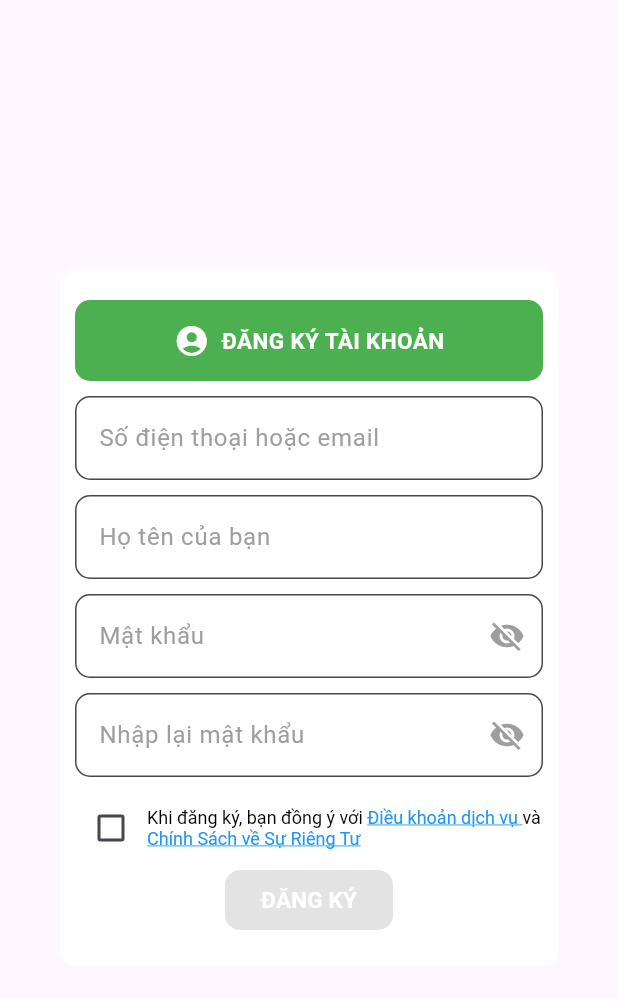
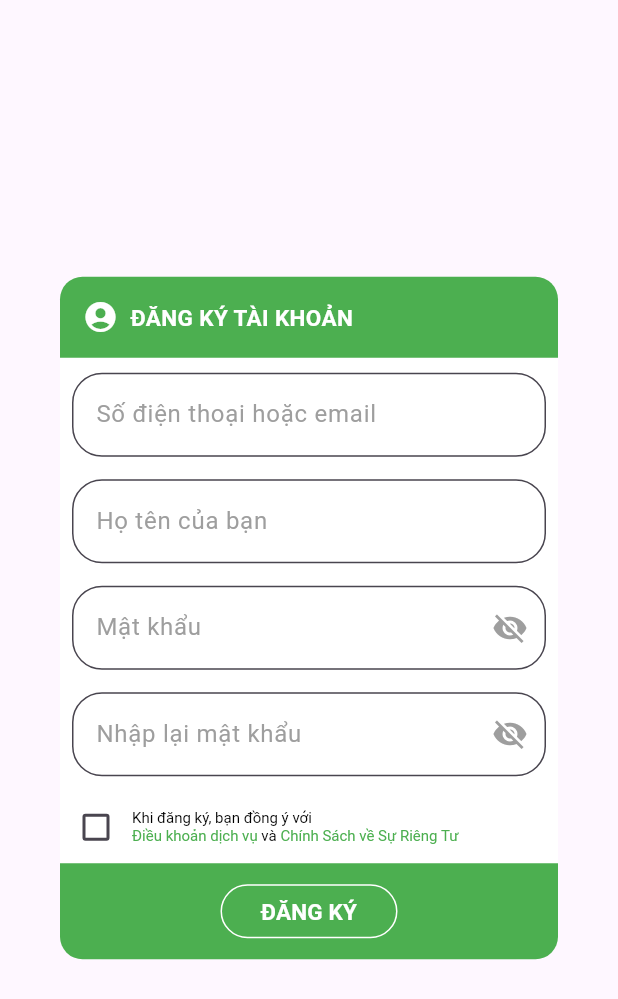
Before and after one commit to Thien1703/DATN1, a Flutter app: the RegisterPopup widget shown alone on an empty page, opened directly, on a phone screen of 412 x 824 dp. Shown: the top 999 px of the screen. Run offline on Flutter 3.47's test engine with Material 3 defaults, Android fonts, the phone set to English and light mode, and no system bars; our stand-ins replace carousel_slider, smooth_page_indicator.

Commit message:
fix register popup 1

```diff
--- /dev/null
+++ b/devtools_options.yaml
@@ -0,0 +1,3 @@
+description: This file stores settings for Dart & Flutter DevTools.
+documentation: https://docs.flutter.dev/tools/devtools/extensions#configure-extension-enablement-states
+extensions:
--- a/lib/main.dart
+++ b/lib/main.dart
@@ -38,19 +38,24 @@ class _SplashScreenState extends State<SplashScreen> {
 
   @override
   Widget build(BuildContext context) {
-    return const Scaffold(
+    return Scaffold(
       backgroundColor: Colors.green,
       body: Center(
         child: Column(
           mainAxisAlignment: MainAxisAlignment.center,
           children: <Widget>[
-            Icon(
-              Icons.health_and_safety,
-              color: Colors.white,
-              size: 100.0,
+            // Icon(
+            //   Icons.health_and_safety,
+            //   color: Colors.white,
+            //   size: 100.0,
+            // ),
+            Image.asset(
+              'assets/images/logo_128.png',
+              width: 128,
+              height: 128,
             ),
-            SizedBox(height: 20.0),
-            Text(
+            const SizedBox(height: 20.0),
+            const Text(
               'Your Health Is Our Priority',
               style: TextStyle(
                 fontSize: 24.0,
--- a/lib/src/screens/Auth/register_popup.dart
+++ b/lib/src/screens/Auth/register_popup.dart
@@ -1,15 +1,18 @@
 import 'package:flutter/material.dart';
 
 class RegisterPopup extends StatefulWidget {
+  const RegisterPopup({super.key});
+
   @override
   _RegisterPopupState createState() => _RegisterPopupState();
 }
 
 class _RegisterPopupState extends State<RegisterPopup> {
-  TextEditingController _phoneEmailController = TextEditingController();
-  TextEditingController _nameController = TextEditingController();
-  TextEditingController _passwordController = TextEditingController();
-  TextEditingController _confirmPasswordController = TextEditingController();
+  final TextEditingController _phoneEmailController = TextEditingController();
+  final TextEditingController _nameController = TextEditingController();
+  final TextEditingController _passwordController = TextEditingController();
+  final TextEditingController _confirmPasswordController =
+      TextEditingController();
   bool _obscurePassword = true;
   bool _obscureConfirmPassword = true;
   bool _agreeTerms = false;
@@ -18,10 +21,10 @@ class _RegisterPopupState extends State<RegisterPopup> {
   Widget build(BuildContext context) {
     return Dialog(
       child: Container(
-        padding: EdgeInsets.fromLTRB(10, 20, 10, 20),
+        // padding: EdgeInsets.fromLTRB(10, 10, 10, 10),
         decoration: BoxDecoration(
           color: Colors.white,
-          borderRadius: BorderRadius.circular(10),
+          borderRadius: BorderRadius.circular(15),
         ),
         child: Column(
           mainAxisSize: MainAxisSize.min,
@@ -29,19 +32,22 @@ class _RegisterPopupState extends State<RegisterPopup> {
             Container(
               decoration: BoxDecoration(
                 color: Colors.green,
-                borderRadius: BorderRadius.circular(10),
+                borderRadius: BorderRadius.only(
+                  topLeft: Radius.circular(15),
+                  topRight: Radius.circular(15),
+                ),
               ),
               padding: const EdgeInsets.all(15),
               child: const Column(
                 children: [
                   Row(
-                    mainAxisAlignment: MainAxisAlignment.center,
+                    mainAxisAlignment: MainAxisAlignment.start,
                     children: [
                       Icon(Icons.account_circle, color: Colors.white),
                       SizedBox(width: 8),
                       Text(
                         'ĐĂNG KÝ TÀI KHOẢN',
-                        style: const TextStyle(
+                        style: TextStyle(
                           color: Colors.white,
                           fontSize: 15,
                           fontWeight: FontWeight.bold,
@@ -53,7 +59,9 @@ class _RegisterPopupState extends State<RegisterPopup> {
               ),
             ),
             const SizedBox(height: 10),
-            TextField(
+            Padding(
+              padding: const EdgeInsets.symmetric(horizontal: 8.0),
+              child: TextField(
                 controller: _phoneEmailController,
                 decoration: InputDecoration(
                   fillColor: Colors.white,
@@ -61,13 +69,16 @@ class _RegisterPopupState extends State<RegisterPopup> {
                   labelText: 'Số điện thoại hoặc email',
                   labelStyle: const TextStyle(color: Colors.grey),
                   border: OutlineInputBorder(
-                  borderRadius: BorderRadius.circular(10),
+                    borderRadius: BorderRadius.circular(20),
                     borderSide: const BorderSide(color: Colors.grey),
                   ),
                 ),
               ),
-            const SizedBox(height: 10),
-            TextField(
+            ),
+            const SizedBox(height: 15),
+            Padding(
+              padding: const EdgeInsets.symmetric(horizontal: 8.0),
+              child: TextField(
                 controller: _nameController,
                 decoration: InputDecoration(
                   fillColor: Colors.white,
@@ -75,13 +86,16 @@ class _RegisterPopupState extends State<RegisterPopup> {
                   labelText: 'Họ tên của bạn',
                   labelStyle: const TextStyle(color: Colors.grey),
                   border: OutlineInputBorder(
-                  borderRadius: BorderRadius.circular(10),
+                    borderRadius: BorderRadius.circular(20),
                     borderSide: const BorderSide(color: Colors.grey),
                   ),
                 ),
               ),
-            const SizedBox(height: 10),
-            TextField(
+            ),
+            const SizedBox(height: 15),
+            Padding(
+              padding: const EdgeInsets.symmetric(horizontal: 8.0),
+              child: TextField(
                 controller: _passwordController,
                 obscureText: _obscurePassword,
                 decoration: InputDecoration(
@@ -91,7 +105,9 @@ class _RegisterPopupState extends State<RegisterPopup> {
                   labelStyle: const TextStyle(color: Colors.grey),
                   suffixIcon: IconButton(
                     icon: Icon(
-                    _obscurePassword ? Icons.visibility_off : Icons.visibility,
+                      _obscurePassword
+                          ? Icons.visibility_off
+                          : Icons.visibility,
                       color: Colors.grey,
                     ),
                     onPressed: () {
@@ -101,13 +117,16 @@ class _RegisterPopupState extends State<RegisterPopup> {
                     },
                   ),
                   border: OutlineInputBorder(
-                  borderRadius: BorderRadius.circular(10),
+                    borderRadius: BorderRadius.circular(20),
                     borderSide: const BorderSide(color: Colors.grey),
                   ),
                 ),
               ),
-            const SizedBox(height: 10),
-            TextField(
+            ),
+            const SizedBox(height: 15),
+            Padding(
+              padding: const EdgeInsets.symmetric(horizontal: 8.0),
+              child: TextField(
                 controller: _confirmPasswordController,
                 obscureText: _obscureConfirmPassword,
                 decoration: InputDecoration(
@@ -129,8 +148,9 @@ class _RegisterPopupState extends State<RegisterPopup> {
                     },
                   ),
                   border: OutlineInputBorder(
-                  borderRadius: BorderRadius.circular(10),
+                    borderRadius: BorderRadius.circular(20),
                     borderSide: const BorderSide(color: Colors.grey),
+                  ),
                 ),
               ),
             ),
@@ -150,27 +170,27 @@ class _RegisterPopupState extends State<RegisterPopup> {
                     text: const TextSpan(
                       children: [
                         TextSpan(
-                          text: 'Khi đăng ký, bạn đồng ý với ',
-                          style: TextStyle(fontSize: 12, color: Colors.black),
+                          text: 'Khi đăng ký, bạn đồng ý với\n',
+                          style: TextStyle(fontSize: 10, color: Colors.black),
                         ),
                         TextSpan(
                           text: 'Điều khoản dịch vụ ',
                           style: TextStyle(
-                            fontSize: 12,
-                            color: Colors.blue,
-                            decoration: TextDecoration.underline,
+                            fontSize: 10,
+                            color: Color(0xFF4CAF50),
+                            // decoration: TextDecoration.underline,
                           ),
                         ),
                         TextSpan(
                           text: 'và ',
-                          style: TextStyle(fontSize: 12, color: Colors.black),
+                          style: TextStyle(fontSize: 10, color: Colors.black),
                         ),
                         TextSpan(
                           text: 'Chính Sách về Sự Riêng Tư',
                           style: TextStyle(
-                            fontSize: 12,
-                            color: Colors.blue,
-                            decoration: TextDecoration.underline,
+                            fontSize: 10,
+                            color: Color(0xFF4CAF50),
+                            // decoration: TextDecoration.underline,
                           ),
                         ),
                       ],
@@ -179,24 +199,38 @@ class _RegisterPopupState extends State<RegisterPopup> {
                 ),
               ],
             ),
-            ElevatedButton(
+            Container(
+              decoration: BoxDecoration(
+                color: Colors.green,
+                borderRadius: const BorderRadius.only(
+                  bottomLeft: Radius.circular(15),
+                  bottomRight: Radius.circular(15),
+                ),
+              ),
+              padding: const EdgeInsets.all(8),
+              child: Center(
+                child: OutlinedButton(
                   onPressed: _agreeTerms
                       ? () {
                           // Handle register action
                         }
                       : null,
-              style: ElevatedButton.styleFrom(
-                backgroundColor: Colors.green,
+                  style: OutlinedButton.styleFrom(
+                    side: const BorderSide(color: Colors.white),
                     shape: RoundedRectangleBorder(
-                  borderRadius: BorderRadius.circular(10),
+                      borderRadius: BorderRadius.circular(20),
                     ),
+                    minimumSize: Size(118, 36),
                   ),
                   child: const Text(
                     'ĐĂNG KÝ',
                     style: TextStyle(
                       fontSize: 15,
                       fontWeight: FontWeight.bold,
-                    color: Colors.white),
+                      color: Colors.white,
+                    ),
+                  ),
+                ),
               ),
             ),
           ],
```
Lines whose indentation alone changed are shown as unchanged.
